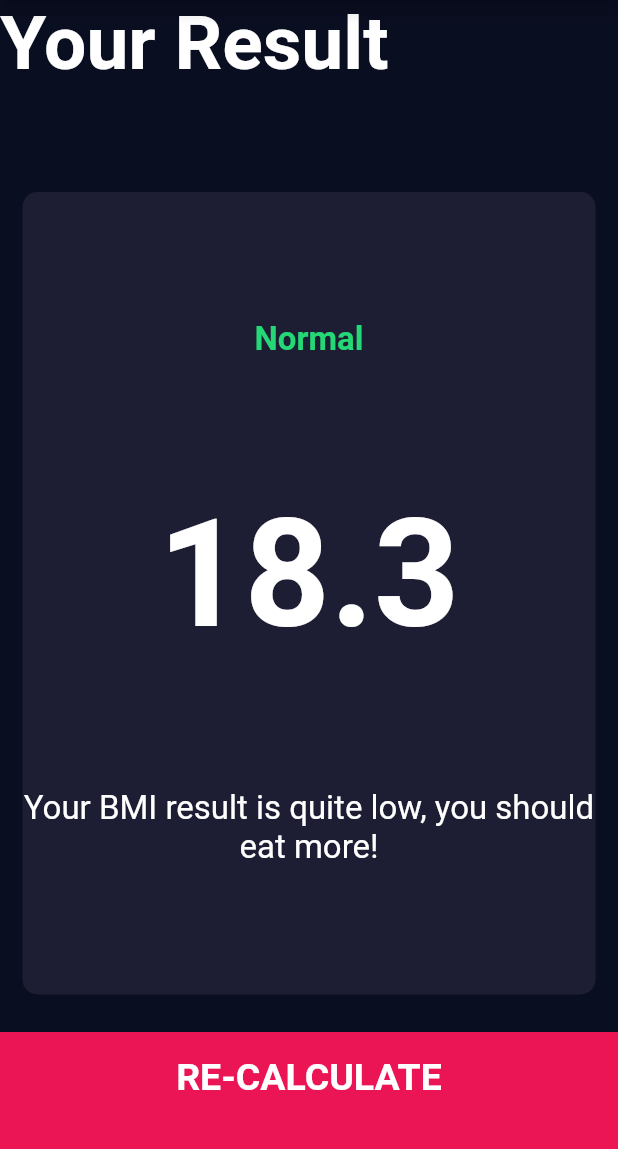
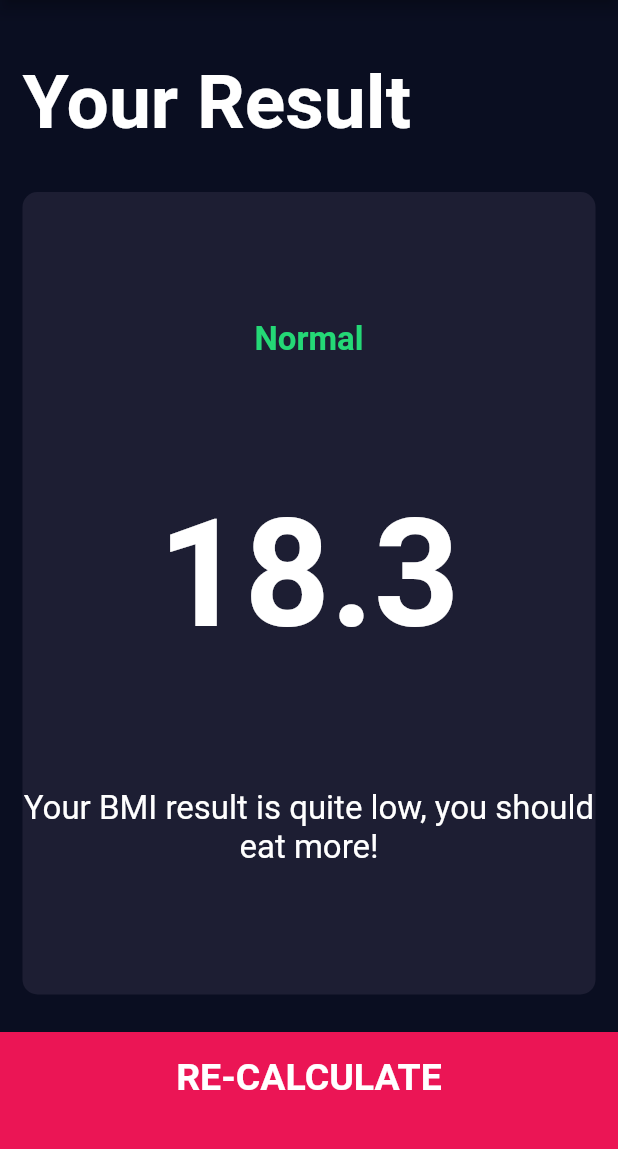
Before and after one commit to robin-correa/flutter-project2, a Flutter app: the screen it shows after launch, after a tap on "CALCULATE", on a phone screen of 412 x 824 dp, the part 84-1233 px from its top. Run offline on Flutter 3.47's test engine with Material 2 defaults, Android fonts, the phone set to English and light mode, and no system bars; our stand-ins replace font_awesome_flutter.

Commit message:
Fix result page header alignment and warnings.

```diff
--- a/lib/screens/input_page.dart
+++ b/lib/screens/input_page.dart
@@ -27,7 +27,7 @@ class _InputPageState extends State<InputPage> {
   Widget build(BuildContext context) {
     return Scaffold(
       appBar: AppBar(
-        title: Text('BMI CALCULATOR'),
+        title: const Text('BMI CALCULATOR'),
       ),
       body: Column(
         crossAxisAlignment: CrossAxisAlignment.stretch,
--- a/lib/screens/result_page.dart
+++ b/lib/screens/result_page.dart
@@ -14,10 +14,14 @@ class ResultsPage extends StatelessWidget {
         mainAxisAlignment: MainAxisAlignment.spaceEvenly,
         crossAxisAlignment: CrossAxisAlignment.stretch,
         children: <Widget>[
-          const Expanded(
-            child: Text(
-              'Your Result',
-              style: kTitleTextStyle,
+          Expanded(
+            child: Container(
+              padding: EdgeInsets.all(15.0),
+              alignment: Alignment.bottomLeft,
+              child: const Text(
+                'Your Result',
+                style: kTitleTextStyle,
+              ),
             ),
           ),
           Expanded(
```
